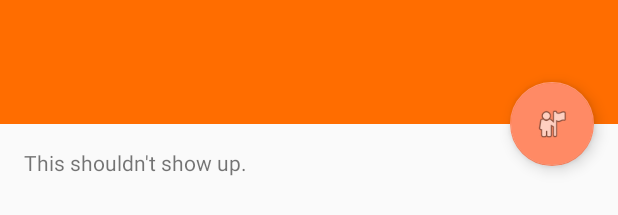
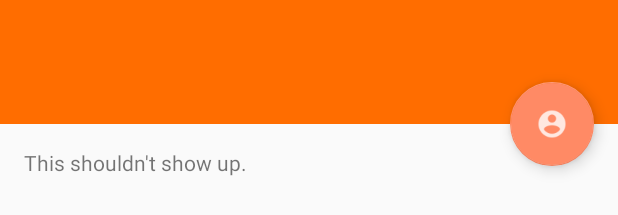
Before and after one commit to justAdevTV/ShoeStride, an Android app: the layout activity_main.xml on its own in the app's theme, with its tools: preview values and no code run, on a phone screen of 412 x 824 dp. Shown: the part 146-361 px from the top of the screen. Run offline under Robolectric (Android 15) with nearby library versions, the phone set to English and light mode, and no system bars.

Commit message:
Add profile image

```diff
--- a/app/src/main/res/layout/activity_main.xml
+++ b/app/src/main/res/layout/activity_main.xml
@@ -27,6 +27,6 @@
     <android.support.design.widget.FloatingActionButton android:id="@+id/fab"
         android:layout_width="wrap_content" android:layout_height="wrap_content"
         android:layout_margin="@dimen/fab_margin" app:layout_anchor="@id/app_bar"
-        app:layout_anchorGravity="bottom|end" android:src="@android:drawable/ic_menu_myplaces" />
+        app:layout_anchorGravity="bottom|end" android:src="@drawable/ic_account_name" />
 
 </android.support.design.widget.CoordinatorLayout>
```
Also changed, not shown: app/src/main/res/drawable-hdpi/ic_account_name.png (added), app/src/main/res/drawable-mdpi/ic_account_name.png (added), app/src/main/res/drawable-xhdpi/ic_account_name.png (added), app/src/main/res/drawable-xxhdpi/ic_account_name.png (added), 1 other file.
